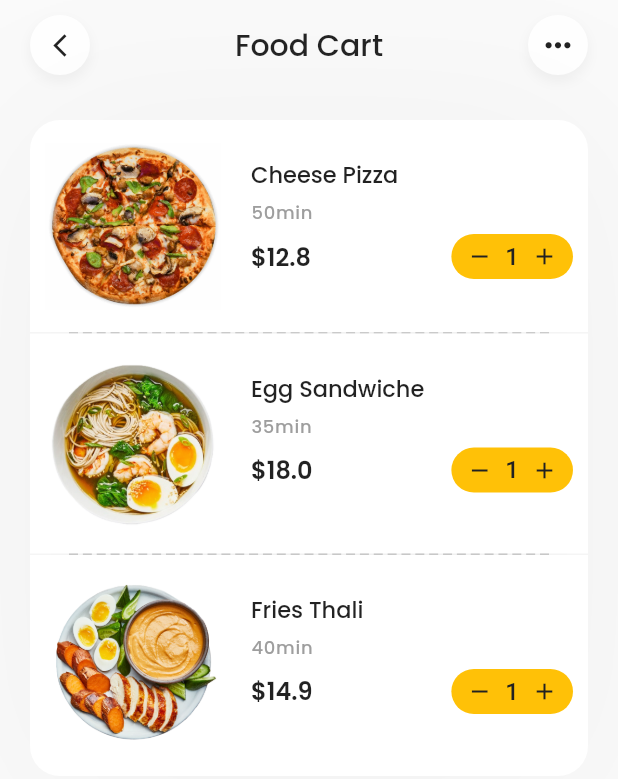
After one commit to shahnewazrakib/iFood, a Flutter app: the Cart screen opened by its route, on a phone screen of 412 x 824 dp. The commit adds this screen. Shown: the top 779 px of the screen. Run offline on Flutter 3.47's test engine with Material 2 defaults, Android fonts, the light colour scheme and no system bars; drawn by our look-alikes of flutter_dash; our stand-ins replace google_maps_flutter.

Commit message:
Created the cart page part - 1

```diff
--- a/lib/main.dart
+++ b/lib/main.dart
@@ -1,6 +1,7 @@
 import "package:flutter/material.dart";
 import 'package:ifood/screens/home/home_screen.dart';
 import 'package:ifood/screens/map/flutter_map.dart';
+import "package:ifood/screens/cart/cart_screen.dart";
 
 void main() {
   runApp(const MyApp());
@@ -17,8 +18,9 @@ class MyApp extends StatelessWidget {
       initialRoute: '/',
       routes: {
         '/': (context) => const Home(),
-        '/map': (context) => const Map()
-        },
+        '/map': (context) => const Map(),
+        '/cart': (context) => const Cart()
+      },
     );
   }
 }
--- /dev/null
+++ b/lib/screens/cart/cart_product.dart
@@ -0,0 +1,138 @@
+import "package:flutter/material.dart";
+import 'package:flutter_dash/flutter_dash.dart';
+
+class CartProduct extends StatelessWidget {
+  final String? image;
+  final String? name;
+  final double? price;
+  final String? deliveryTime;
+  final bool? topBorderRadius;
+  final bool? bottomBorderRadius;
+  final bool? hideBorder;
+  const CartProduct(
+      {Key? key,
+      this.image,
+      this.name,
+      this.price,
+      this.deliveryTime,
+      this.topBorderRadius,
+      this.bottomBorderRadius,
+      this.hideBorder})
+      : super(key: key);
+  @override
+  Widget build(BuildContext context) {
+    return Column(
+      children: [
+        Container(
+          padding: const EdgeInsets.symmetric(vertical: 15.0, horizontal: 10.0),
+          decoration: BoxDecoration(
+            color: Colors.white,
+            borderRadius: BorderRadius.only(
+              topLeft:
+                  topBorderRadius! ? const Radius.circular(20) : Radius.zero,
+              topRight:
+                  topBorderRadius! ? const Radius.circular(20) : Radius.zero,
+              bottomLeft:
+                  bottomBorderRadius! ? const Radius.circular(20) : Radius.zero,
+              bottomRight:
+                  bottomBorderRadius! ? const Radius.circular(20) : Radius.zero,
+            ),
+          ),
+          child: Row(crossAxisAlignment: CrossAxisAlignment.start, children: [
+            Flexible(
+              flex: 1,
+              child: Image.asset('$image'),
+            ),
+            Flexible(
+                flex: 2,
+                child: Padding(
+                  padding: const EdgeInsets.only(left: 20.0, top: 10.0),
+                  child: Column(
+                    crossAxisAlignment: CrossAxisAlignment.start,
+                    children: [
+                      Text(
+                        '$name',
+                        style: const TextStyle(
+                            fontFamily: 'Poppins',
+                            fontWeight: FontWeight.w500,
+                            fontSize: 15),
+                      ),
+                      const SizedBox(
+                        height: 5,
+                      ),
+                      Text(
+                        '$deliveryTime',
+                        style: const TextStyle(
+                            fontFamily: 'Poppins',
+                            fontWeight: FontWeight.w500,
+                            color: Colors.grey,
+                            fontSize: 12,
+                            letterSpacing: 0.5),
+                      ),
+                      const SizedBox(
+                        height: 5,
+                      ),
+                      Row(
+                        mainAxisAlignment: MainAxisAlignment.spaceBetween,
+                        children: [
+                          Text(
+                            '\$$price',
+                            style: const TextStyle(
+                                fontFamily: 'Poppins',
+                                fontWeight: FontWeight.w600,
+                                fontSize: 16),
+                          ),
+                          SizedBox(
+                            height: 30,
+                            child: ElevatedButton(
+                              onPressed: () {},
+                              style: ElevatedButton.styleFrom(
+                                padding: const EdgeInsets.symmetric(
+                                    horizontal: 10.0, vertical: 0),
+                                elevation: 0.0,
+                                backgroundColor: Colors.amber,
+                                shape: RoundedRectangleBorder(
+                                  borderRadius: BorderRadius.circular(20),
+                                ),
+                              ),
+                              child: Row(
+                                mainAxisSize: MainAxisSize.min,
+                                children: [
+                                  Icon(
+                                    Icons.remove,
+                                    size: 18,
+                                    color: Colors.grey.shade900,
+                                  ),
+                                  const SizedBox(width: 8),
+                                  Text('1',
+                                      style: TextStyle(
+                                          fontSize: 16,
+                                          color: Colors.grey.shade900)),
+                                  const SizedBox(width: 8),
+                                  Icon(
+                                    Icons.add,
+                                    size: 18,
+                                    color: Colors.grey.shade900,
+                                  ),
+                                ],
+                              ),
+                            ),
+                          )
+                        ],
+                      )
+                    ],
+                  ),
+                ))
+          ]),
+        ),
+        Visibility(
+          visible: !hideBorder!,
+          child: const Dash(
+            length: 320,
+            dashColor: Color.fromARGB(255, 199, 199, 199),
+          ),
+        )
+      ],
+    );
+  }
+}
--- /dev/null
+++ b/lib/screens/cart/cart_screen.dart
@@ -0,0 +1,51 @@
+import "package:flutter/material.dart";
+import "package:ifood/screens/cart/cart_product.dart";
+import "package:ifood/screens/cart/cart_top_bar.dart";
+import "package:ifood/models/product_modal.dart";
+
+class Cart extends StatelessWidget {
+  const Cart({super.key});
+  @override
+  Widget build(BuildContext context) {
+    final products = Products().items;
+    return Scaffold(
+      body: SafeArea(
+          child: Padding(
+        padding: const EdgeInsets.only(left: 20, right: 20),
+        child: Column(children: [
+          const CartTopBar(),
+          const SizedBox(
+            height: 30.0,
+          ),
+          Container(
+            height: MediaQuery.of(context).size.height * 0.55,
+            decoration: BoxDecoration(
+              boxShadow: [
+                BoxShadow(
+                  color: Colors.grey.withOpacity(0.1),
+                  spreadRadius: 1,
+                  blurRadius: 100,
+                  offset: const Offset(0, 4),
+                ),
+              ],
+            ),
+            child: ListView.builder(
+              itemCount: 3,
+              itemBuilder: (context, index) {
+                return CartProduct(
+                  name: products[index].name,
+                  image: products[index].image,
+                  price: products[index].price,
+                  deliveryTime: products[index].deliveryTime,
+                  topBorderRadius: index == 0 ? true : false,
+                  bottomBorderRadius: index == 2 ? true : false,
+                  hideBorder: index == 2 ? true : false,
+                );
+              },
+            ),
+          )
+        ]),
+      )),
+    );
+  }
+}
--- /dev/null
+++ b/lib/screens/cart/cart_top_bar.dart
@@ -0,0 +1,67 @@
+import "package:flutter/material.dart";
+
+class CartTopBar extends StatelessWidget {
+  const CartTopBar({super.key});
+  @override
+  Widget build(BuildContext context) {
+    return Padding(
+      padding: const EdgeInsets.only(top: 10.0),
+      child: Row(mainAxisAlignment: MainAxisAlignment.spaceBetween, children: [
+        GestureDetector(
+          onTap: () {
+            Navigator.pop(context);
+          },
+          child: Container(
+            decoration: BoxDecoration(
+              borderRadius: BorderRadius.circular(100),
+              boxShadow: [
+                BoxShadow(
+                  color: Colors.grey.withOpacity(0.1),
+                  spreadRadius: 1,
+                  blurRadius: 5,
+                  offset: const Offset(0, 4),
+                ),
+              ],
+            ),
+            child: CircleAvatar(
+              backgroundColor: Colors.white,
+              child: Icon(
+                Icons.arrow_back_ios_new,
+                color: Colors.grey.shade900,
+                size: 18,
+              ),
+            ),
+          ),
+        ),
+        const Text(
+          'Food Cart',
+          style: TextStyle(
+              fontFamily: 'Poppins',
+              fontWeight: FontWeight.w500,
+              fontSize: 20.0),
+        ),
+        Container(
+          decoration: BoxDecoration(
+            borderRadius: BorderRadius.circular(100),
+            boxShadow: [
+              BoxShadow(
+                color: Colors.grey.withOpacity(0.1),
+                spreadRadius: 1,
+                blurRadius: 5,
+                offset: const Offset(0, 4),
+              ),
+            ],
+          ),
+          child: CircleAvatar(
+            backgroundColor: Colors.white,
+            child: Icon(
+              Icons.more_horiz_outlined,
+              color: Colors.grey.shade900,
+              size: 25,
+            ),
+          ),
+        ),
+      ]),
+    );
+  }
+}
--- a/lib/screens/home/home_top_bar.dart
+++ b/lib/screens/home/home_top_bar.dart
@@ -27,7 +27,11 @@ class TopBar extends StatelessWidget {
                     fontWeight: FontWeight.w500,
                     fontSize: 15),
               )),
-          Container(
+          GestureDetector(
+            onTap: () {
+              Navigator.pushNamed(context, '/cart');
+            },
+            child: Container(
               decoration: BoxDecoration(
                 borderRadius: BorderRadius.circular(100),
                 boxShadow: [
@@ -46,6 +50,7 @@ class TopBar extends StatelessWidget {
                   color: Colors.amber,
                 ),
               ),
+            ),
           )
         ],
       ),
--- a/pubspec.yaml
+++ b/pubspec.yaml
@@ -10,6 +10,7 @@ dependencies:
   flutter:
     sdk: flutter
   google_maps_flutter: ^2.2.6
+  flutter_dash: ^1.0.0
 
 dev_dependencies:
   flutter_test:
```
Also changed, not shown: pubspec.lock. Lines whose indentation alone changed are shown as unchanged.
